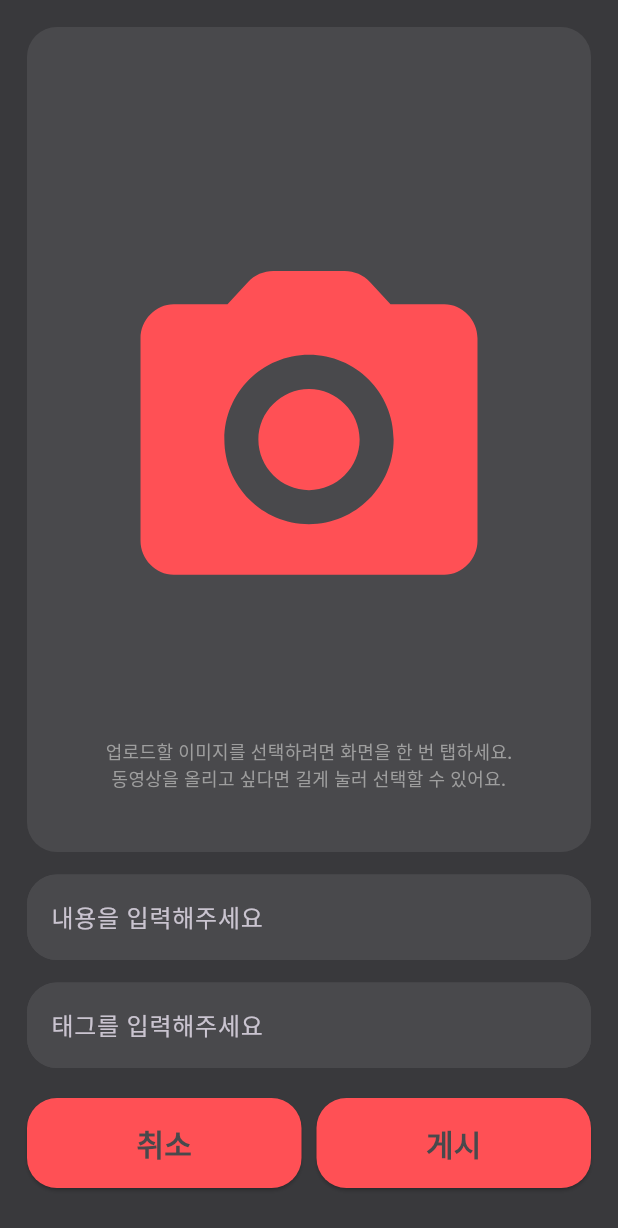
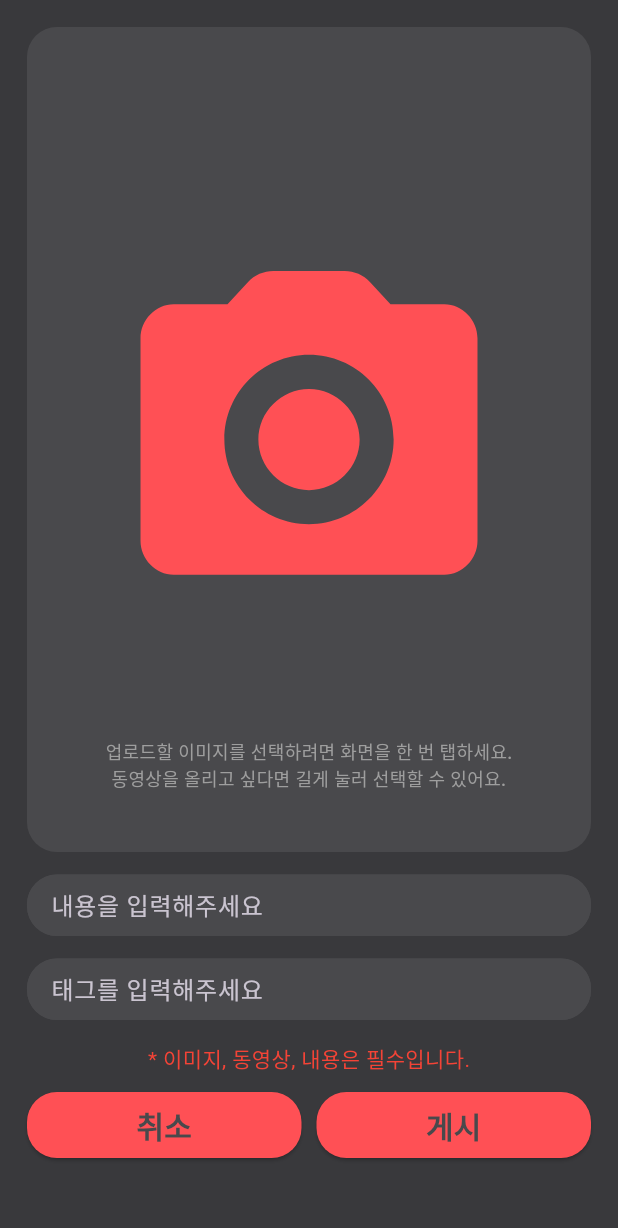
Before and after one commit to junseok1925/cute_story_closed_SNS_APP, a Flutter app: the AddPage screen opened directly, on a phone screen of 412 x 824 dp. Shown: the top 1228 px of the screen. Run offline on Flutter 3.47's test engine with Material 3 defaults, Android fonts, the light colour scheme and no system bars; our stand-ins replace cloud_firestore, dio, firebase_auth, firebase_core, firebase_storage, flutter_hooks and 9 more; accounts and stored records are empty.

Commit message:
refactor: add_page

```diff
--- a/lib/main.dart
+++ b/lib/main.dart
@@ -28,7 +28,7 @@ class MyApp extends StatelessWidget {
       theme: AppTheme.light,
       darkTheme: AppTheme.dark,
       themeMode: ThemeMode.dark,
-      home: SplashPage(),
+      home: HomePage(),
     );
   }
 }
--- a/lib/presentation/pages/add/add_page.dart
+++ b/lib/presentation/pages/add/add_page.dart
@@ -15,10 +15,30 @@ class AddPage extends HookConsumerWidget {
 
   @override
   Widget build(BuildContext context, WidgetRef ref) {
-    final titleController = useTextEditingController();
-    final tagController = useTextEditingController();
+    final addState = ref.watch(addPostViewModelProvider);
+    // AddPage 진입 시 에러 메시지 초기화 (빌드 이후 실행)
+    useEffect(() {
+      Future.microtask(() {
+        ref.read(addPostViewModelProvider.notifier).updateContent("");
+        ref.read(addPostViewModelProvider.notifier).updateTag("");
+        ref
+            .read(addPostViewModelProvider.notifier)
+            .setError("* 이미지, 동영상, 내용은 필수입니다.");
+      });
+      return null;
+    }, []);
+
+    // 업로드 성공 시 네비게이션은 onPressed에서만 처리
+    final titleController = useTextEditingController(text: addState.content);
+    final tagController = useTextEditingController(text: addState.tag);
 
     final state = ref.watch(addPostViewModelProvider);
+
+    useEffect(() {
+      titleController.text = state.content;
+      tagController.text = state.tag;
+      return null;
+    }, [state.content, state.tag]);
     final viewModel = ref.read(addPostViewModelProvider.notifier);
     final currentUserAsync = ref.watch(currentUserProvider);
     final cachedAddressAsync = ref.watch(cachedAddressProvider);
@@ -27,7 +47,7 @@ class AddPage extends HookConsumerWidget {
       backgroundColor: vrc(context).background100,
       body: SafeArea(
         child: Padding(
-          padding: const EdgeInsets.all(18),
+          padding: const EdgeInsets.fromLTRB(18, 18, 18, 0),
           child: SingleChildScrollView(
             child: Column(
               children: [
@@ -44,6 +64,9 @@ class AddPage extends HookConsumerWidget {
                   context: context,
                   controller: titleController,
                   hint: "내용을 입력해주세요",
+                  onChanged: (value) => ref
+                      .read(addPostViewModelProvider.notifier)
+                      .updateContent(value),
                 ),
 
                 const SizedBox(height: 15),
@@ -52,9 +75,12 @@ class AddPage extends HookConsumerWidget {
                   context: context,
                   controller: tagController,
                   hint: "태그를 입력해주세요",
+                  onChanged: (value) => ref
+                      .read(addPostViewModelProvider.notifier)
+                      .updateTag(value),
                 ),
 
-                const SizedBox(height: 20),
+                const SizedBox(height: 15),
 
                 if (state.error != null)
                   Padding(
@@ -73,7 +99,14 @@ class AddPage extends HookConsumerWidget {
                         text: "취소",
                         onPressed: () {
                           ref.read(addPostViewModelProvider.notifier).reset();
-                          Navigator.pop(context);
+                          Navigator.pushAndRemoveUntil(
+                            context,
+                            MaterialPageRoute(
+                              builder: (context) =>
+                                  const HomePage(initialIndex: 0),
+                            ),
+                            (route) => false,
+                          );
                         },
                       ),
                     ),
@@ -84,7 +117,8 @@ class AddPage extends HookConsumerWidget {
                         text: state.isLoading || currentUserAsync.isLoading
                             ? "게시 중..."
                             : "게시",
-                        onPressed: state.isLoading ||
+                        onPressed:
+                            state.isLoading ||
                                 currentUserAsync.isLoading ||
                                 cachedAddressAsync.isLoading
                             ? null
@@ -114,8 +148,10 @@ class AddPage extends HookConsumerWidget {
                                   location: location,
                                 );
 
-                                if (state.error == null && context.mounted) {
-                                  // 새 게시글을 쓰면 post_list에 바로 보이게 함 크크루빙빙봉
+                                // 업로드 후 최신 상태를 다시 읽어서 체크
+                                final newState = ref.read(addPostViewModelProvider);
+                                if (newState.error == null && context.mounted) {
+                                  viewModel.reset();
                                   ref.invalidate(postListViewModelProvider);
                                   Navigator.pushReplacement(
                                     context,
@@ -130,6 +166,7 @@ class AddPage extends HookConsumerWidget {
                     ),
                   ],
                 ),
+                const SizedBox(height: 15),
               ],
             ),
           ),
--- a/lib/presentation/pages/add/add_post_state.dart
+++ b/lib/presentation/pages/add/add_post_state.dart
@@ -11,5 +11,7 @@ abstract class AddPostState with _$AddPostState {
     VideoPlayerController? videoController,
     @Default(false) bool isLoading,
     String? error,
+    @Default("") String content,
+    @Default("") String tag,
   }) = _AddPostState;
 }
--- a/lib/presentation/pages/add/widgets/cs_button.dart
+++ b/lib/presentation/pages/add/widgets/cs_button.dart
@@ -16,7 +16,7 @@ class CsButton extends StatelessWidget {
   @override
   Widget build(BuildContext context) {
     return SizedBox(
-      height: 60,
+      height: 44,
       child: ElevatedButton(
         onPressed: onPressed,
         style: ElevatedButton.styleFrom(
@@ -28,10 +28,7 @@ class CsButton extends StatelessWidget {
         ),
         child: Text(
           text,
-          style: const TextStyle(
-            fontSize: 20,
-            fontWeight: FontWeight.w600,
-          ),
+          style: const TextStyle(fontSize: 20, fontWeight: FontWeight.w600),
         ),
       ),
     );
--- a/lib/presentation/pages/add/widgets/cs_text_field.dart
+++ b/lib/presentation/pages/add/widgets/cs_text_field.dart
@@ -5,12 +5,14 @@ class CsTextField extends StatelessWidget {
   final BuildContext context;
   final TextEditingController controller;
   final String hint;
+  final ValueChanged<String>? onChanged;
 
   const CsTextField({
     super.key,
     required this.context,
     required this.controller,
     required this.hint,
+    this.onChanged,
   });
 
   @override
@@ -18,6 +20,8 @@ class CsTextField extends StatelessWidget {
     return TextField(
       controller: controller,
       decoration: InputDecoration(
+        isDense: true, // 높이 줄이기
+        contentPadding: EdgeInsets.symmetric(vertical: 8, horizontal: 12),
         hintText: hint,
         filled: true,
         fillColor: vrc(context).background200,
@@ -30,6 +34,7 @@ class CsTextField extends StatelessWidget {
           borderSide: BorderSide(color: vrc(context).background200!, width: 2),
         ),
       ),
+      onChanged: onChanged,
     );
   }
 }
```
Also changed, not shown: lib/presentation/pages/add/add_post_view_model.dart (+25 -11 lines), lib/presentation/pages/add/add_post_state.freezed.dart.
